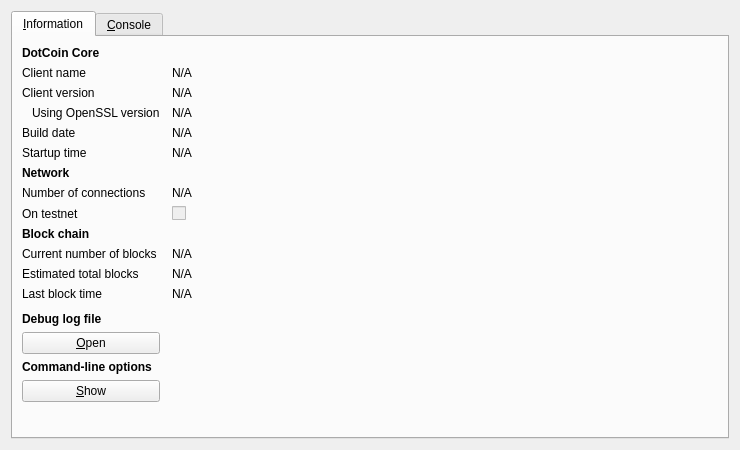
The window that src/qt/forms/rpcconsole.ui (realcoin/realcoin) describes before a commit, drawn with Qt 5.
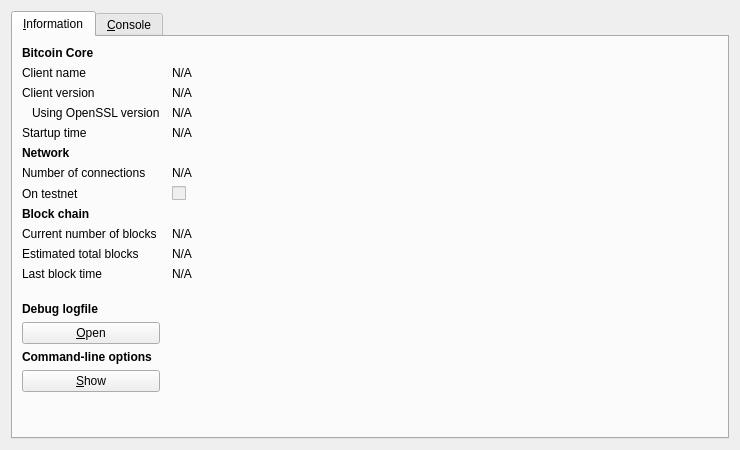
The same window after the commit. Icons and pictures are not drawn.

The edit to the form file:
```diff
--- a/src/qt/forms/rpcconsole.ui
+++ b/src/qt/forms/rpcconsole.ui
@@ -36,7 +36,7 @@
           </font>
          </property>
          <property name="text">
-          <string>DotCoin Core</string>
+          <string>Bitcoin Core</string>
          </property>
         </widget>
        </item>
@@ -113,36 +113,13 @@
         </widget>
        </item>
        <item row="4" column="0">
-        <widget class="QLabel" name="label_12">
-         <property name="text">
-          <string>Build date</string>
-         </property>
-        </widget>
-       </item>
-       <item row="4" column="1">
-        <widget class="QLabel" name="buildDate">
-         <property name="cursor">
-          <cursorShape>IBeamCursor</cursorShape>
-         </property>
-         <property name="text">
-          <string>N/A</string>
-         </property>
-         <property name="textFormat">
-          <enum>Qt::PlainText</enum>
-         </property>
-         <property name="textInteractionFlags">
-          <set>Qt::LinksAccessibleByMouse|Qt::TextSelectableByKeyboard|Qt::TextSelectableByMouse</set>
-         </property>
-        </widget>
-       </item>
-       <item row="5" column="0">
         <widget class="QLabel" name="label_13">
          <property name="text">
           <string>Startup time</string>
          </property>
         </widget>
        </item>
-       <item row="5" column="1">
+       <item row="4" column="1">
         <widget class="QLabel" name="startupTime">
          <property name="cursor">
           <cursorShape>IBeamCursor</cursorShape>
@@ -158,7 +135,7 @@
          </property>
         </widget>
        </item>
-       <item row="6" column="0">
+       <item row="5" column="0">
         <widget class="QLabel" name="label_11">
          <property name="font">
           <font>
@@ -171,14 +148,14 @@
          </property>
         </widget>
        </item>
-       <item row="7" column="0">
+       <item row="6" column="0">
         <widget class="QLabel" name="label_7">
          <property name="text">
           <string>Number of connections</string>
          </property>
         </widget>
        </item>
-       <item row="7" column="1">
+       <item row="6" column="1">
         <widget class="QLabel" name="numberOfConnections">
          <property name="cursor">
           <cursorShape>IBeamCursor</cursorShape>
@@ -194,14 +171,14 @@
          </property>
         </widget>
        </item>
-       <item row="8" column="0">
+       <item row="7" column="0">
         <widget class="QLabel" name="label_8">
          <property name="text">
           <string>On testnet</string>
          </property>
         </widget>
        </item>
-       <item row="8" column="1">
+       <item row="7" column="1">
         <widget class="QCheckBox" name="isTestNet">
          <property name="enabled">
           <bool>false</bool>
@@ -211,7 +188,7 @@
          </property>
         </widget>
        </item>
-       <item row="9" column="0">
+       <item row="8" column="0">
         <widget class="QLabel" name="label_10">
          <property name="font">
           <font>
@@ -224,14 +201,14 @@
          </property>
         </widget>
        </item>
-       <item row="10" column="0">
+       <item row="9" column="0">
         <widget class="QLabel" name="label_3">
          <property name="text">
           <string>Current number of blocks</string>
          </property>
         </widget>
        </item>
-       <item row="10" column="1">
+       <item row="9" column="1">
         <widget class="QLabel" name="numberOfBlocks">
          <property name="cursor">
           <cursorShape>IBeamCursor</cursorShape>
@@ -247,14 +224,14 @@
          </property>
         </widget>
        </item>
-       <item row="11" column="0">
+       <item row="10" column="0">
         <widget class="QLabel" name="label_4">
          <property name="text">
           <string>Estimated total blocks</string>
          </property>
         </widget>
        </item>
-       <item row="11" column="1">
+       <item row="10" column="1">
         <widget class="QLabel" name="totalBlocks">
          <property name="cursor">
           <cursorShape>IBeamCursor</cursorShape>
@@ -270,14 +247,14 @@
          </property>
         </widget>
        </item>
-       <item row="12" column="0">
+       <item row="11" column="0">
         <widget class="QLabel" name="label_2">
          <property name="text">
           <string>Last block time</string>
          </property>
         </widget>
        </item>
-       <item row="12" column="1">
+       <item row="11" column="1">
         <widget class="QLabel" name="lastBlockTime">
          <property name="cursor">
           <cursorShape>IBeamCursor</cursorShape>
@@ -293,7 +270,7 @@
          </property>
         </widget>
        </item>
-       <item row="13" column="0">
+       <item row="12" column="0">
         <spacer name="verticalSpacer_2">
          <property name="orientation">
           <enum>Qt::Vertical</enum>
@@ -306,7 +283,7 @@
          </property>
         </spacer>
        </item>
-       <item row="14" column="0">
+       <item row="13" column="0">
         <widget class="QLabel" name="labelDebugLogfile">
          <property name="font">
           <font>
@@ -315,11 +292,11 @@
           </font>
          </property>
          <property name="text">
-          <string>Debug log file</string>
+          <string>Debug logfile</string>
          </property>
         </widget>
        </item>
-       <item row="15" column="0">
+       <item row="14" column="0">
         <widget class="QPushButton" name="openDebugLogfileButton">
          <property name="toolTip">
           <string>Open the DotCoin debug log file from the current data directory. This can take a few seconds for large log files.</string>
```
Left out of the diff: 6 changed lines with no effect on the pictures.
